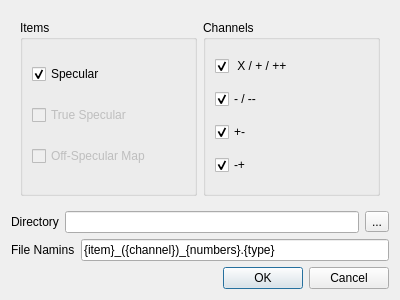
This is designer/reduce_dialog.ui in aglavic/quicknxs as Qt 5 draws it before an edit. The edited form follows.
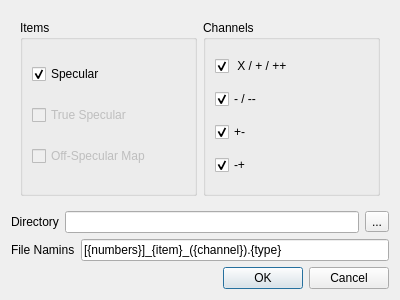
This is the edited form. Icons and pictures are not drawn.

Commit message: Several GUI and data reduction improvements

```diff
--- a/designer/reduce_dialog.ui
+++ b/designer/reduce_dialog.ui
@@ -153,7 +153,7 @@
      <item>
       <widget class="QLineEdit" name="fileNameEntry">
        <property name="text">
-        <string>{item}_({channel})_{numbers}.{type}</string>
+        <string>[{numbers}]_{item}_({channel}).{type}</string>
        </property>
       </widget>
      </item>
```
Left out of the diff: 30 changed lines with no effect on the pictures. The commit also changes 7 other files.
